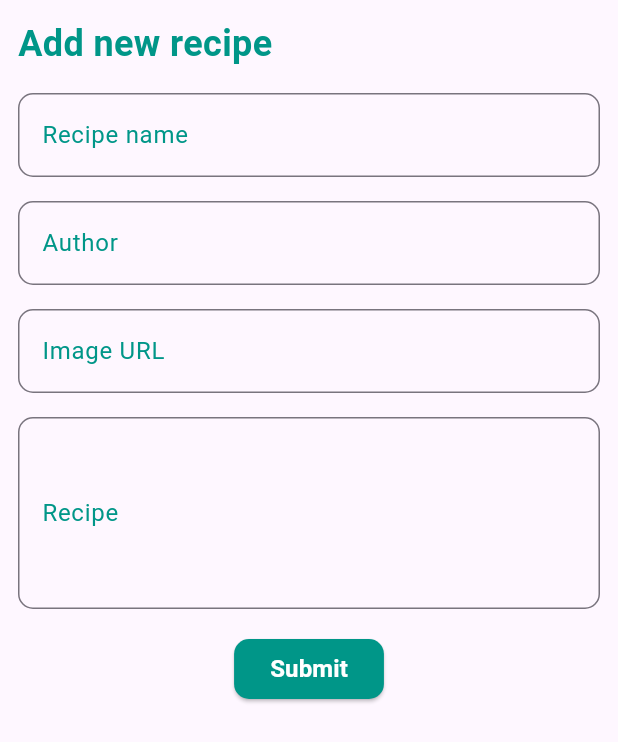
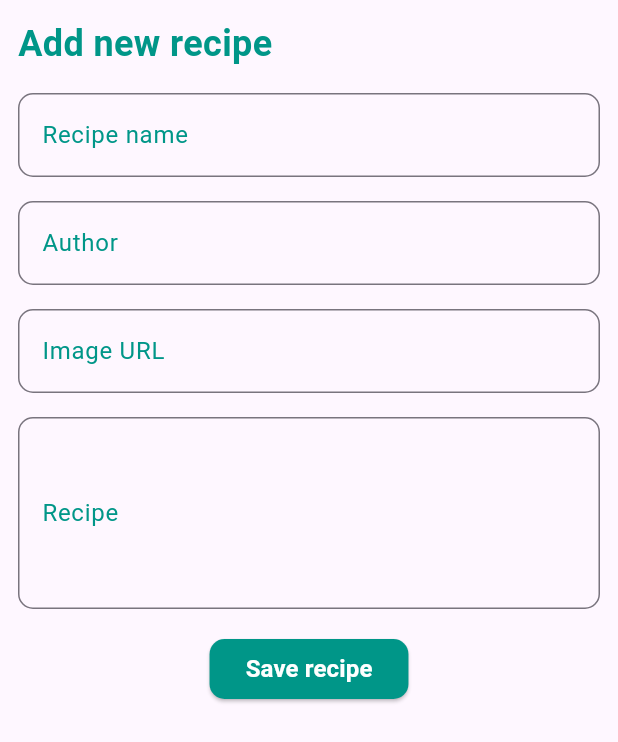
Before and after one commit to Juxn89/flutter-platzi, a Flutter app: the RecipeForm widget shown alone on an empty page, opened directly, on a phone screen of 412 x 824 dp. Shown: the top 742 px of the screen. Run offline on Flutter 3.47's test engine with Material 3 defaults, Android fonts, the phone set to English and light mode, and no system bars; our stand-ins replace logger; network calls fail; Roboto replaces fonts that are missing (Quicksand).

Commit message:
Added localization, added toggle favorite feature and show favorite recipes.

````diff
--- /dev/null
+++ b/recipe_book/lib/l10n/app_en.arb
@@ -0,0 +1,15 @@
+{
+	"@@locale": "en",
+	"title": "Recipe book",
+	"noRecipes": "There are no recipes available 😭.",
+	"addNewRecipeLabel": "Add new recipe",
+	"recipeNameLabel": "Recipe name",
+	"recipeNameLabelError": "Please enter a recipe name",
+	"authorLabel": "Author",
+	"authorLabelError": "Please enter an author",
+	"imageURLLabel": "Image URL",
+	"imageURLLabelError": "Please enter an image URL",
+	"recipeLabel": "Recipe",
+	"recipeLabelError": "Please enter a recipe",
+	"submitRecipeButton": "Save recipe"
+}
--- /dev/null
+++ b/recipe_book/lib/l10n/app_localizations.dart
@@ -0,0 +1,201 @@
+import 'dart:async';
+
+import 'package:flutter/foundation.dart';
+import 'package:flutter/widgets.dart';
+import 'package:flutter_localizations/flutter_localizations.dart';
+import 'package:intl/intl.dart' as intl;
+
+import 'app_localizations_en.dart';
+import 'app_localizations_es.dart';
+
+// ignore_for_file: type=lint
+
+/// Callers can lookup localized strings with an instance of AppLocalizations
+/// returned by `AppLocalizations.of(context)`.
+///
+/// Applications need to include `AppLocalizations.delegate()` in their app's
+/// `localizationDelegates` list, and the locales they support in the app's
+/// `supportedLocales` list. For example:
+///
+/// ```dart
+/// import 'l10n/app_localizations.dart';
+///
+/// return MaterialApp(
+///   localizationsDelegates: AppLocalizations.localizationsDelegates,
+///   supportedLocales: AppLocalizations.supportedLocales,
+///   home: MyApplicationHome(),
+/// );
+/// ```
+///
+/// ## Update pubspec.yaml
+///
+/// Please make sure to update your pubspec.yaml to include the following
+/// packages:
+///
+/// ```yaml
+/// dependencies:
+///   # Internationalization support.
+///   flutter_localizations:
+///     sdk: flutter
+///   intl: any # Use the pinned version from flutter_localizations
+///
+///   # Rest of dependencies
+/// ```
+///
+/// ## iOS Applications
+///
+/// iOS applications define key application metadata, including supported
+/// locales, in an Info.plist file that is built into the application bundle.
+/// To configure the locales supported by your app, you’ll need to edit this
+/// file.
+///
+/// First, open your project’s ios/Runner.xcworkspace Xcode workspace file.
+/// Then, in the Project Navigator, open the Info.plist file under the Runner
+/// project’s Runner folder.
+///
+/// Next, select the Information Property List item, select Add Item from the
+/// Editor menu, then select Localizations from the pop-up menu.
+///
+/// Select and expand the newly-created Localizations item then, for each
+/// locale your application supports, add a new item and select the locale
+/// you wish to add from the pop-up menu in the Value field. This list should
+/// be consistent with the languages listed in the AppLocalizations.supportedLocales
+/// property.
+abstract class AppLocalizations {
+  AppLocalizations(String locale) : localeName = intl.Intl.canonicalizedLocale(locale.toString());
+
+  final String localeName;
+
+  static AppLocalizations? of(BuildContext context) {
+    return Localizations.of<AppLocalizations>(context, AppLocalizations);
+  }
+
+  static const LocalizationsDelegate<AppLocalizations> delegate = _AppLocalizationsDelegate();
+
+  /// A list of this localizations delegate along with the default localizations
+  /// delegates.
+  ///
+  /// Returns a list of localizations delegates containing this delegate along with
+  /// GlobalMaterialLocalizations.delegate, GlobalCupertinoLocalizations.delegate,
+  /// and GlobalWidgetsLocalizations.delegate.
+  ///
+  /// Additional delegates can be added by appending to this list in
+  /// MaterialApp. This list does not have to be used at all if a custom list
+  /// of delegates is preferred or required.
+  static const List<LocalizationsDelegate<dynamic>> localizationsDelegates = <LocalizationsDelegate<dynamic>>[
+    delegate,
+    GlobalMaterialLocalizations.delegate,
+    GlobalCupertinoLocalizations.delegate,
+    GlobalWidgetsLocalizations.delegate,
+  ];
+
+  /// A list of this localizations delegate's supported locales.
+  static const List<Locale> supportedLocales = <Locale>[
+    Locale('en'),
+    Locale('es')
+  ];
+
+  /// No description provided for @title.
+  ///
+  /// In en, this message translates to:
+  /// **'Recipe book'**
+  String get title;
+
+  /// No description provided for @noRecipes.
+  ///
+  /// In en, this message translates to:
+  /// **'There are no recipes available 😭.'**
+  String get noRecipes;
+
+  /// No description provided for @addNewRecipeLabel.
+  ///
+  /// In en, this message translates to:
+  /// **'Add new recipe'**
+  String get addNewRecipeLabel;
+
+  /// No description provided for @recipeNameLabel.
+  ///
+  /// In en, this message translates to:
+  /// **'Recipe name'**
+  String get recipeNameLabel;
+
+  /// No description provided for @recipeNameLabelError.
+  ///
+  /// In en, this message translates to:
+  /// **'Please enter a recipe name'**
+  String get recipeNameLabelError;
+
+  /// No description provided for @authorLabel.
+  ///
+  /// In en, this message translates to:
+  /// **'Author'**
+  String get authorLabel;
+
+  /// No description provided for @authorLabelError.
+  ///
+  /// In en, this message translates to:
+  /// **'Please enter an author'**
+  String get authorLabelError;
+
+  /// No description provided for @imageURLLabel.
+  ///
+  /// In en, this message translates to:
+  /// **'Image URL'**
+  String get imageURLLabel;
+
+  /// No description provided for @imageURLLabelError.
+  ///
+  /// In en, this message translates to:
+  /// **'Please enter an image URL'**
+  String get imageURLLabelError;
+
+  /// No description provided for @recipeLabel.
+  ///
+  /// In en, this message translates to:
+  /// **'Recipe'**
+  String get recipeLabel;
+
+  /// No description provided for @recipeLabelError.
+  ///
+  /// In en, this message translates to:
+  /// **'Please enter a recipe'**
+  String get recipeLabelError;
+
+  /// No description provided for @submitRecipeButton.
+  ///
+  /// In en, this message translates to:
+  /// **'Save recipe'**
+  String get submitRecipeButton;
+}
+
+class _AppLocalizationsDelegate extends LocalizationsDelegate<AppLocalizations> {
+  const _AppLocalizationsDelegate();
+
+  @override
+  Future<AppLocalizations> load(Locale locale) {
+    return SynchronousFuture<AppLocalizations>(lookupAppLocalizations(locale));
+  }
+
+  @override
+  bool isSupported(Locale locale) => <String>['en', 'es'].contains(locale.languageCode);
+
+  @override
+  bool shouldReload(_AppLocalizationsDelegate old) => false;
+}
+
+AppLocalizations lookupAppLocalizations(Locale locale) {
+
+
+  // Lookup logic when only language code is specified.
+  switch (locale.languageCode) {
+    case 'en': return AppLocalizationsEn();
+    case 'es': return AppLocalizationsEs();
+  }
+
+  throw FlutterError(
+    'AppLocalizations.delegate failed to load unsupported locale "$locale". This is likely '
+    'an issue with the localizations generation tool. Please file an issue '
+    'on GitHub with a reproducible sample app and the gen-l10n configuration '
+    'that was used.'
+  );
+}
--- /dev/null
+++ b/recipe_book/lib/l10n/app_localizations_en.dart
@@ -0,0 +1,46 @@
+// ignore: unused_import
+import 'package:intl/intl.dart' as intl;
+import 'app_localizations.dart';
+
+// ignore_for_file: type=lint
+
+/// The translations for English (`en`).
+class AppLocalizationsEn extends AppLocalizations {
+  AppLocalizationsEn([String locale = 'en']) : super(locale);
+
+  @override
+  String get title => 'Recipe book';
+
+  @override
+  String get noRecipes => 'There are no recipes available 😭.';
+
+  @override
+  String get addNewRecipeLabel => 'Add new recipe';
+
+  @override
+  String get recipeNameLabel => 'Recipe name';
+
+  @override
+  String get recipeNameLabelError => 'Please enter a recipe name';
+
+  @override
+  String get authorLabel => 'Author';
+
+  @override
+  String get authorLabelError => 'Please enter an author';
+
+  @override
+  String get imageURLLabel => 'Image URL';
+
+  @override
+  String get imageURLLabelError => 'Please enter an image URL';
+
+  @override
+  String get recipeLabel => 'Recipe';
+
+  @override
+  String get recipeLabelError => 'Please enter a recipe';
+
+  @override
+  String get submitRecipeButton => 'Save recipe';
+}
--- a/recipe_book/lib/models/recipe_model.dart
+++ b/recipe_book/lib/models/recipe_model.dart
@@ -6,6 +6,7 @@ class Recipe {
 	String author;
 	String image_link;
 	List<String> recipe;
+	bool isFavorite = false;
 
 	Recipe({
 		required this.id,
@@ -13,6 +14,7 @@ class Recipe {
 		required this.author,
 		required this.image_link,
 		required this.recipe,
+		required this.isFavorite,
 	});
 
 	factory Recipe.fromJSON(Map<String, dynamic> json){
@@ -22,6 +24,7 @@ class Recipe {
 			author: json['author'],
 			image_link: json['image_link'],
 			recipe: List<String>.from(json['recipe']),
+			isFavorite: json['isFavorite'] ?? false,
 		);
 	}
 
@@ -32,6 +35,7 @@ class Recipe {
 			'author': author,
 			'image_link': image_link,
 			'recipe': recipe,
+			'isFavorite': isFavorite,
 		};
 	}
 
--- a/recipe_book/lib/providers/recipes_provider.dart
+++ b/recipe_book/lib/providers/recipes_provider.dart
@@ -47,9 +47,8 @@ class RecipesProvider extends ChangeNotifier {
 		final isFavorite = favotireRecipe.contains(recipe);
 
 		try {
-			final response = isFavorite
-				? await http.delete(RECIPE_URL, body: json.encode({"id": recipe.id}))
-				: await http.post(RECIPE_URL, body: json.encode(recipe.toJSON()));
+			final TOGGLE_FAVORITE_URL = Uri.parse( '$RECIPE_URL/${recipe.id}' );
+			final response = await http.patch(TOGGLE_FAVORITE_URL, body: json.encode({"isFavorite": !isFavorite}));
 
 				if(response.statusCode == 200){
 					if(isFavorite){
--- a/recipe_book/lib/screens/favorites_screen.dart
+++ b/recipe_book/lib/screens/favorites_screen.dart
@@ -1,8 +1,10 @@
 import 'package:flutter/material.dart';
 import 'package:provider/provider.dart';
+import 'package:recipe_book/l10n/app_localizations.dart';
 import 'package:recipe_book/models/recipe_model.dart';
 import 'package:recipe_book/providers/recipes_provider.dart';
 import 'package:recipe_book/screens/recipe_detail.dart';
+import 'package:recipe_book/l10n/app_localizations.dart';
 
 class FavoriteScreen extends StatelessWidget {
 	const FavoriteScreen({ super.key });
@@ -16,12 +18,12 @@ class FavoriteScreen extends StatelessWidget {
 					final favorites = recipeProvider.favotireRecipe;
 
 					return favorites.isEmpty
-						? Center(child: Text('No favorites recipes'))
+						? Center(child: Text( AppLocalizations.of(context)!.noRecipes ))
 						: ListView.builder(
 							itemCount: favorites.length,
 							itemBuilder: (context, index) {
 								final recipe = favorites[index];
-								FavoriteRecipeCard(recipe: recipe,);
+								return FavoriteRecipeCard(recipe: recipe,);
 							},
 						);
 				},
--- a/recipe_book/lib/screens/home_screen.dart
+++ b/recipe_book/lib/screens/home_screen.dart
@@ -4,6 +4,7 @@ import 'package:recipe_book/models/recipe_model.dart';
 import 'package:recipe_book/providers/recipes_provider.dart';
 import 'recipe_detail.dart';
 import 'package:recipe_book/const/colors.dart';
+import 'package:recipe_book/l10n/app_localizations.dart';
 
 class HomeScreen extends StatefulWidget {
   const HomeScreen({ super.key });
@@ -35,7 +36,7 @@ class _HomeScreenState extends State<HomeScreen> {
           final recipes = provider.recipes ?? [];
 
           if(recipes.isEmpty) {
-            return Center(child: Text('There are no recipes available 😭.'));
+            return Center(child: Text( AppLocalizations.of(context)!.noRecipes ));
           }
 
           return ListView.builder(
@@ -147,17 +148,17 @@ class RecipeForm extends StatelessWidget {
           crossAxisAlignment: CrossAxisAlignment.start,
           children: [
             Text(
-              'Add new recipe',
+              AppLocalizations.of(context)!.addNewRecipeLabel,
               style: TextStyle(fontSize: 24, fontWeight: FontWeight.bold, color: Colors.teal),
               ),
             SizedBox(height: 16,),
-            _buildTextField(labelText: 'Recipe name', controller: nameController, validator: (value) { if(value == null || value.isEmpty) { return 'Please enter a recipe name'; } return null; }),
+            _buildTextField(labelText: AppLocalizations.of(context)!.recipeNameLabel, controller: nameController, validator: (value) { if(value == null || value.isEmpty) { return AppLocalizations.of(context)!.recipeNameLabelError; } return null; }),
             SizedBox(height: 16,),
-            _buildTextField(labelText: 'Author', controller: authorController, validator: (value) { if(value == null || value.isEmpty) { return 'Please enter an author'; } return null; }),
+            _buildTextField(labelText: AppLocalizations.of(context)!.authorLabel, controller: authorController, validator: (value) { if(value == null || value.isEmpty) { return AppLocalizations.of(context)!.authorLabelError; } return null; }),
             SizedBox(height: 16,),
-            _buildTextField(labelText: 'Image URL', controller: imageUrlController, validator: (value) { if(value == null || value.isEmpty) { return 'Please enter an image URL'; } return null; }),
+            _buildTextField(labelText: AppLocalizations.of(context)!.imageURLLabel, controller: imageUrlController, validator: (value) { if(value == null || value.isEmpty) { return AppLocalizations.of(context)!.imageURLLabelError; } return null; }),
             SizedBox(height: 16,),
-            _buildTextField(labelText: 'Recipe', controller: recipeController, validator: (value) { if(value == null || value.isEmpty) { return 'Please enter a recipe'; } return null; }, maxLines: 4),
+            _buildTextField(labelText: AppLocalizations.of(context)!.recipeLabel, controller: recipeController, validator: (value) { if(value == null || value.isEmpty) { return AppLocalizations.of(context)!.recipeLabelError; } return null; }, maxLines: 4),
             SizedBox(height: 16,),
             Center(
               child: ElevatedButton(
@@ -171,7 +172,7 @@ class RecipeForm extends StatelessWidget {
                   shape: RoundedRectangleBorder(borderRadius: BorderRadius.circular(10))
                 ),
                 child: Text(
-                  'Submit',
+                  AppLocalizations.of(context)!.submitRecipeButton,
                   style: TextStyle(
                     fontFamily: 'Quicksand',
                     fontSize: 16,
--- a/recipe_book/pubspec.yaml
+++ b/recipe_book/pubspec.yaml
@@ -12,6 +12,9 @@ dependencies:
   http: 1.5.0
   provider: 6.1.5
   logger: 2.6.2
+  flutter_localizations:
+    sdk: flutter
+  intl: 0.20.2
 
 dev_dependencies:
   flutter_test:
@@ -19,6 +22,7 @@ dev_dependencies:
   flutter_lints: 5.0.0
 
 flutter:
+  generate: true
   uses-material-design: true
   assets:
    - assets/images/
````
Also changed, not shown: recipe_book/lib/l10n/app_es.arb (added, +15 -0 lines), recipe_book/lib/l10n/app_localizations_es.dart (added, +46 -0 lines), recipe_book/lib/main.dart (+12 -0 lines), recipe_book/lib/screens/recipe_detail.dart (+50 -2 lines), recipes-api/data/recipes.json (+71 -70 lines), recipe_book/pubspec.lock, 1 other file.
